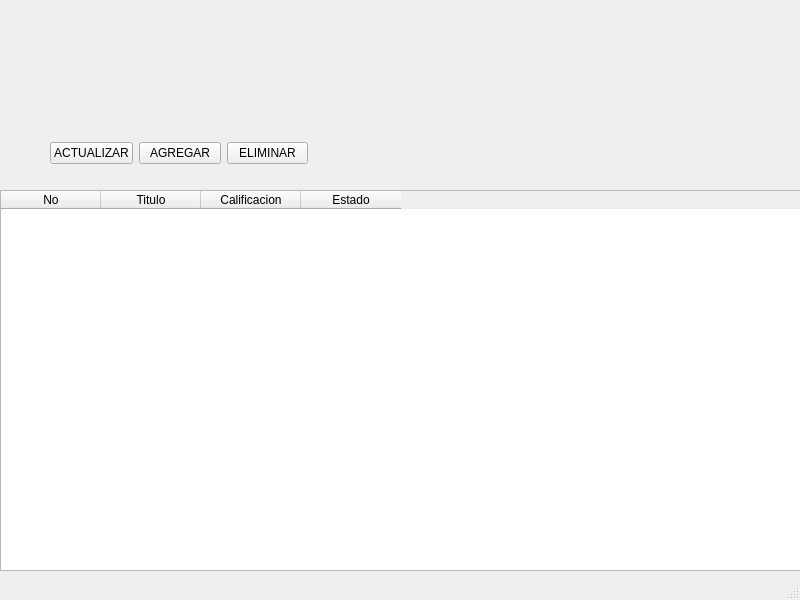
First picture: the form in mainwindow.ui, repository malvlopez/ProyectoProgramacion, before the edit.
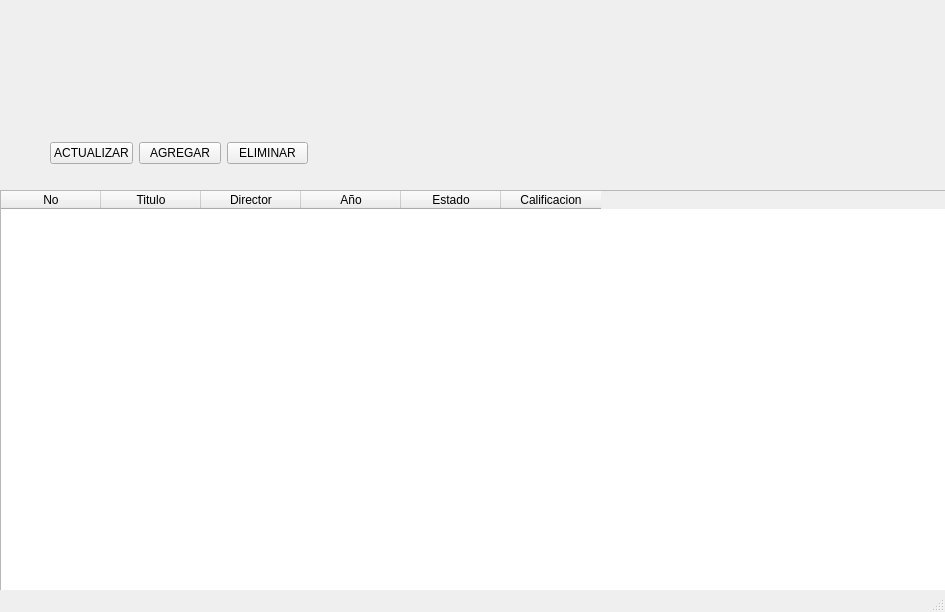
Second picture: the form after the edit.

The edit to the form file:
```diff
--- a/mainwindow.ui
+++ b/mainwindow.ui
@@ -6,8 +6,8 @@
    <rect>
     <x>0</x>
     <y>0</y>
-    <width>800</width>
-    <height>600</height>
+    <width>945</width>
+    <height>612</height>
    </rect>
   </property>
   <property name="windowTitle">
@@ -19,8 +19,8 @@
      <rect>
       <x>0</x>
       <y>190</y>
-      <width>801</width>
-      <height>381</height>
+      <width>951</width>
+      <height>401</height>
      </rect>
     </property>
     <column>
@@ -35,7 +35,12 @@
     </column>
     <column>
      <property name="text">
-      <string>Calificacion</string>
+      <string>Director</string>
+     </property>
+    </column>
+    <column>
+     <property name="text">
+      <string>Año</string>
      </property>
     </column>
     <column>
@@ -43,8 +48,13 @@
       <string>Estado</string>
      </property>
     </column>
+    <column>
+     <property name="text">
+      <string>Calificacion</string>
+     </property>
+    </column>
    </widget>
-   <widget class="QWidget" name="">
+   <widget class="QWidget" name="layoutWidget">
     <property name="geometry">
      <rect>
       <x>50</x>
```
Left out of the diff: 10 changed lines with no effect on the pictures.
